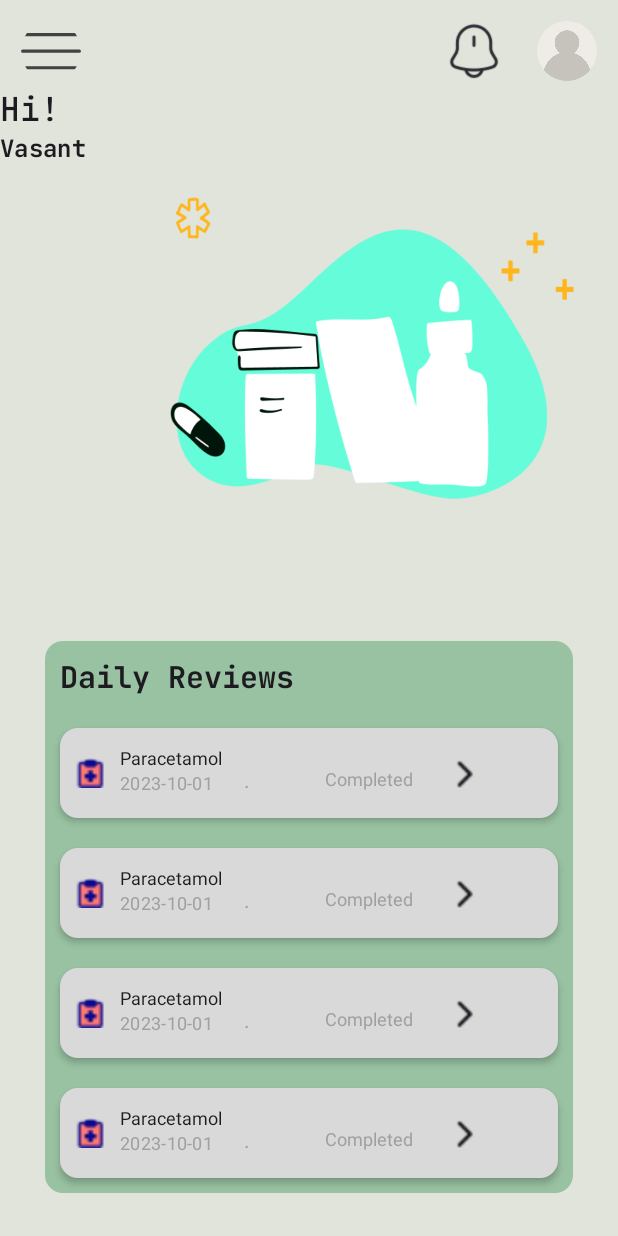
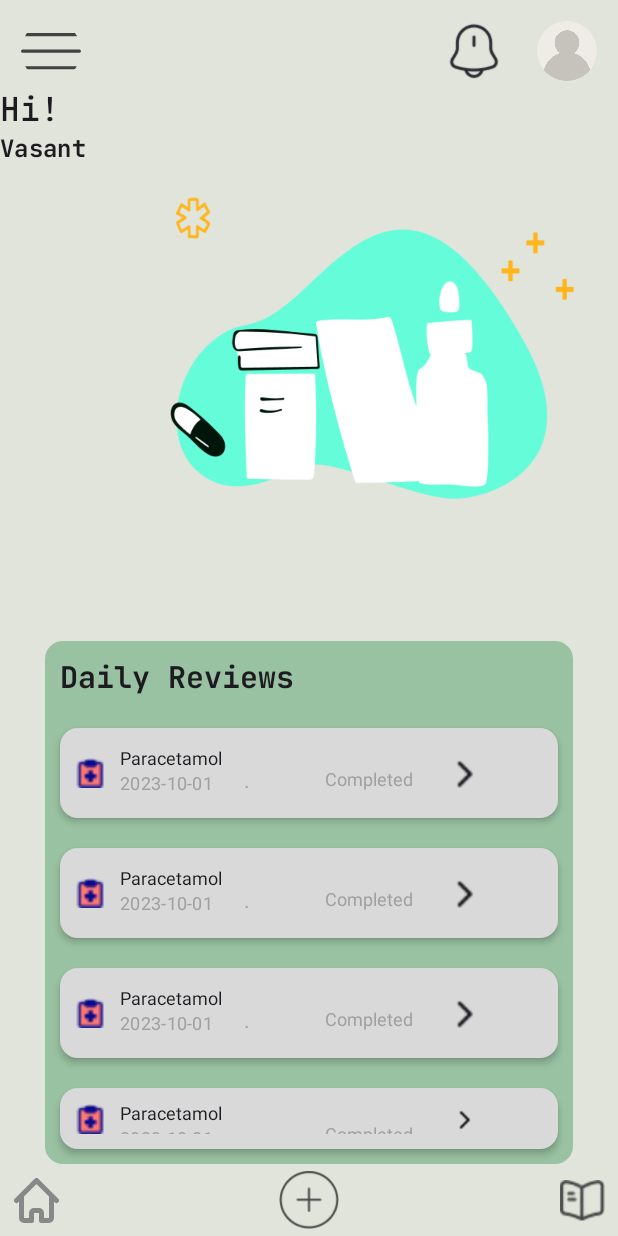
Before and after one commit to Vasant-rawat/DoseFlow, an Android app built with Jetpack Compose: the @Preview function HomeScreen, on a phone screen of 412 x 824 dp. Run offline under Robolectric (Android 15) with nearby library versions, the phone set to English and light mode, and no system bars.

Commit message:
feat: implement basic bottom navigation bar
Adds a basic bottom navigation bar with three icons: home, add, and guides.
The home and guides icons are vector drawables, replacing the previous PNG for the home icon.
The BottomNavigationBar composable is created and integrated into the HomeScreen.

```diff
--- /dev/null
+++ b/app/src/main/java/com/vasant/pillpal/ui/components/BottomBar.kt
@@ -0,0 +1,78 @@
+package com.vasant.pillpal.ui.components
+
+import android.widget.Space
+import androidx.compose.foundation.Image
+import androidx.compose.foundation.background
+import androidx.compose.foundation.layout.Arrangement
+import androidx.compose.foundation.layout.Box
+import androidx.compose.foundation.layout.Row
+import androidx.compose.foundation.layout.Spacer
+import androidx.compose.foundation.layout.fillMaxWidth
+import androidx.compose.foundation.layout.size
+import androidx.compose.material3.Icon
+import androidx.compose.material3.IconButton
+import androidx.compose.runtime.Composable
+import androidx.compose.runtime.getValue
+import androidx.compose.runtime.mutableStateOf
+import androidx.compose.runtime.remember
+import androidx.compose.ui.Alignment
+import androidx.compose.ui.Modifier
+import androidx.compose.ui.draw.clip
+import androidx.compose.ui.graphics.Color
+import androidx.compose.ui.graphics.ColorFilter
+import androidx.compose.ui.layout.ContentScale
+import androidx.compose.ui.res.painterResource
+import androidx.compose.ui.tooling.preview.Preview
+import androidx.compose.ui.unit.dp
+import com.vasant.pillpal.R
+import com.vasant.pillpal.ui.theme.BackgroundColor
+
+@Preview
+@Composable
+fun BottomNavigationBar() {
+    val isSelected by remember {
+        mutableStateOf(false)
+    }
+    Row(
+        modifier = Modifier
+            .fillMaxWidth()
+            .background(
+                BackgroundColor
+            ), verticalAlignment = Alignment.CenterVertically
+    ) {
+        IconButton(onClick = {}) {
+            Box() {
+                Image(
+                    painter = painterResource(R.drawable.home),
+                    contentDescription = "Home Icon",
+                    modifier = Modifier.size(30.dp), contentScale = ContentScale.Fit,
+                    colorFilter = ColorFilter.tint(Color.Gray)
+                )
+
+            }
+        }
+        Spacer(Modifier.weight(1f))
+        IconButton(onClick = {}) {
+            Box() {
+
+                Icon(
+                    painter = painterResource(R.drawable.add),
+                    tint = Color.Unspecified,
+                    contentDescription = "Home Icon",
+                    modifier = Modifier.size(40.dp)
+                )
+            }
+        }
+        Spacer(Modifier.weight(1f))
+        IconButton(onClick = {}) {
+            Box {
+                Image(
+                    painter = painterResource(R.drawable.guides),
+                    contentDescription = "Home Icon",
+                    contentScale = ContentScale.Fit,
+                    modifier = Modifier.size(30.dp)
+                )
+            }
+        }
+    }
+}
--- a/app/src/main/java/com/vasant/pillpal/ui/screens/HomeScreen.kt
+++ b/app/src/main/java/com/vasant/pillpal/ui/screens/HomeScreen.kt
@@ -5,15 +5,15 @@ import androidx.compose.material3.Scaffold
 import androidx.compose.runtime.Composable
 import androidx.compose.ui.Modifier
 import androidx.compose.ui.tooling.preview.Preview
+import com.vasant.pillpal.ui.components.BottomNavigationBar
 import com.vasant.pillpal.ui.components.HomeContent
 import com.vasant.pillpal.ui.components.TopBarHomeScreen
 
 @Preview
 @Composable
-fun HomeScreen(){
-    Scaffold (topBar = { TopBarHomeScreen() }
-        , bottomBar = {}
-    ){
+fun HomeScreen() {
+    Scaffold(topBar = { TopBarHomeScreen() }, bottomBar = { BottomNavigationBar() }
+    ) {
         HomeContent(it)
     }
 }
--- /dev/null
+++ b/app/src/main/res/drawable/guide.xml
@@ -0,0 +1,13 @@
+<vector xmlns:android="http://schemas.android.com/apk/res/android"
+    android:width="29dp"
+    android:height="27dp"
+    android:viewportWidth="29"
+    android:viewportHeight="27">
+  <path
+      android:pathData="M14.162,4.85V23.958M8.618,8.672H5.682M9.596,12.493H5.682M27.206,19.181V3.806C27.206,2.277 25.928,1.144 24.375,1.271H24.298C21.559,1.5 17.397,2.863 15.075,4.29L14.852,4.43C14.475,4.659 13.849,4.659 13.471,4.43L13.144,4.239C10.822,2.825 6.674,1.475 3.934,1.258C2.382,1.131 1.117,2.277 1.117,3.793V19.181C1.117,20.404 2.134,21.55 3.386,21.703L3.765,21.754C6.596,22.123 10.966,23.524 13.471,24.862L13.523,24.887C13.875,25.078 14.436,25.078 14.775,24.887C17.28,23.537 21.663,22.123 24.507,21.754L24.937,21.703C26.189,21.55 27.206,20.404 27.206,19.181Z"
+      android:strokeLineJoin="round"
+      android:strokeWidth="2"
+      android:fillColor="#00000000"
+      android:strokeColor="#454545"
+      android:strokeLineCap="round"/>
+</vector>
--- /dev/null
+++ b/app/src/main/res/drawable/home.xml
@@ -0,0 +1,13 @@
+<vector xmlns:android="http://schemas.android.com/apk/res/android"
+    android:width="18dp"
+    android:height="18dp"
+    android:viewportWidth="18"
+    android:viewportHeight="18">
+  <path
+      android:pathData="M1,9L9,1L17,9M3,7.5V16C3,16.552 3.448,17 4,17H7V14C7,13.448 7.448,13 8,13H10C10.552,13 11,13.448 11,14V17H14C14.552,17 15,16.552 15,16V7.5"
+      android:strokeLineJoin="round"
+      android:strokeWidth="2"
+      android:fillColor="#00000000"
+      android:strokeColor="#111928"
+      android:strokeLineCap="round"/>
+</vector>
```
Also changed, not shown: app/src/main/res/drawable/home.png (deleted), 8 other files.
